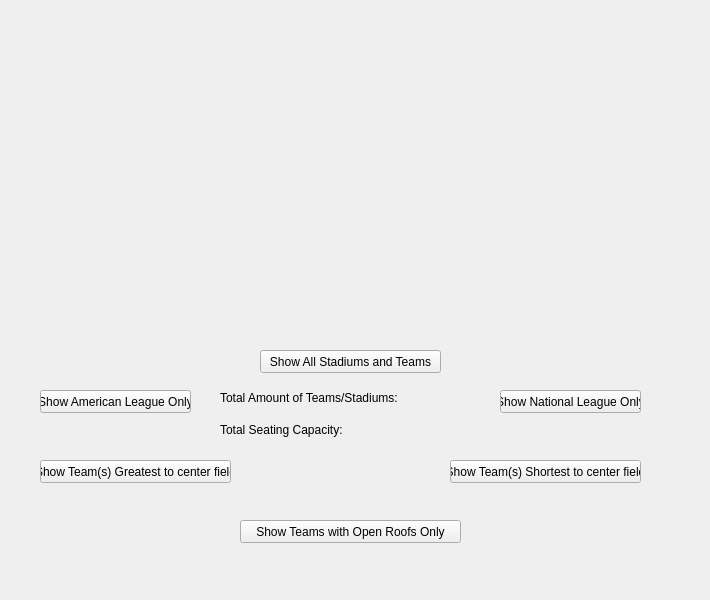
Old version of the form src/views/stadiumview.ui in the repository minorleaguegrayonassociates/GrayonSlam.
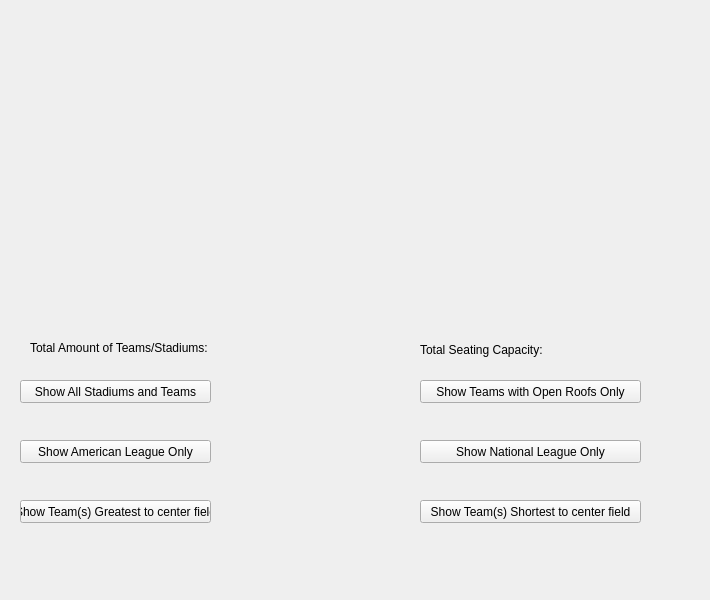
New version of the form.

Commit message: Finished the pop up for when a stadium is clicked and slightly tidied up the stadium view

The edit to the form file:
```diff
--- a/src/views/stadiumview.ui
+++ b/src/views/stadiumview.ui
@@ -26,9 +26,9 @@
   <widget class="QPushButton" name="NationalLeagueButton">
    <property name="geometry">
     <rect>
-     <x>500</x>
-     <y>390</y>
-     <width>141</width>
+     <x>420</x>
+     <y>440</y>
+     <width>221</width>
      <height>23</height>
     </rect>
    </property>
@@ -42,9 +42,9 @@
   <widget class="QPushButton" name="AmericanLeagueButton">
    <property name="geometry">
     <rect>
-     <x>40</x>
-     <y>390</y>
-     <width>151</width>
+     <x>20</x>
+     <y>440</y>
+     <width>191</width>
      <height>23</height>
     </rect>
    </property>
@@ -58,8 +58,8 @@
   <widget class="QPushButton" name="GreatestDistButton">
    <property name="geometry">
     <rect>
-     <x>40</x>
-     <y>460</y>
+     <x>20</x>
+     <y>500</y>
      <width>191</width>
      <height>23</height>
     </rect>
@@ -74,9 +74,9 @@
   <widget class="QPushButton" name="ShortestDistButton">
    <property name="geometry">
     <rect>
-     <x>450</x>
-     <y>460</y>
-     <width>191</width>
+     <x>420</x>
+     <y>500</y>
+     <width>221</width>
      <height>23</height>
     </rect>
    </property>
@@ -90,8 +90,8 @@
   <widget class="QPushButton" name="OpenRoofsButton">
    <property name="geometry">
     <rect>
-     <x>240</x>
-     <y>520</y>
+     <x>420</x>
+     <y>380</y>
      <width>221</width>
      <height>23</height>
     </rect>
@@ -106,9 +106,9 @@
   <widget class="QPushButton" name="AllStadiumsAndTeamsButton">
    <property name="geometry">
     <rect>
-     <x>260</x>
-     <y>350</y>
-     <width>181</width>
+     <x>20</x>
+     <y>380</y>
+     <width>191</width>
      <height>23</height>
     </rect>
    </property>
@@ -119,8 +119,8 @@
   <widget class="QLabel" name="TotalSeatingCapacityLabel">
    <property name="geometry">
     <rect>
-     <x>220</x>
-     <y>420</y>
+     <x>420</x>
+     <y>340</y>
      <width>221</width>
      <height>20</height>
     </rect>
@@ -132,8 +132,8 @@
   <widget class="QLabel" name="TotalStadiumsLabel">
    <property name="geometry">
     <rect>
-     <x>220</x>
-     <y>390</y>
+     <x>30</x>
+     <y>340</y>
      <width>211</width>
      <height>16</height>
     </rect>
```
The commit also changes 2 other files.
